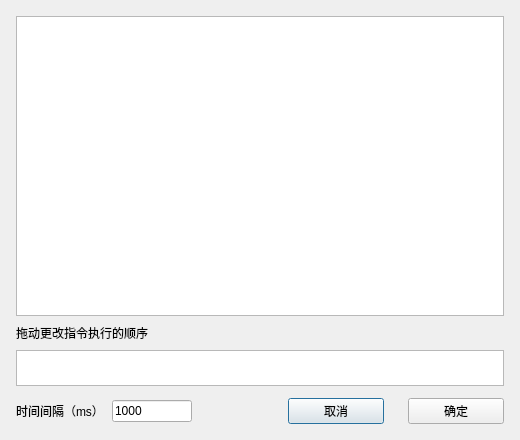
Qt form CommandScriptDialog.ui (AndroidCoderPeng/SerialPortDebugger) before a commit.
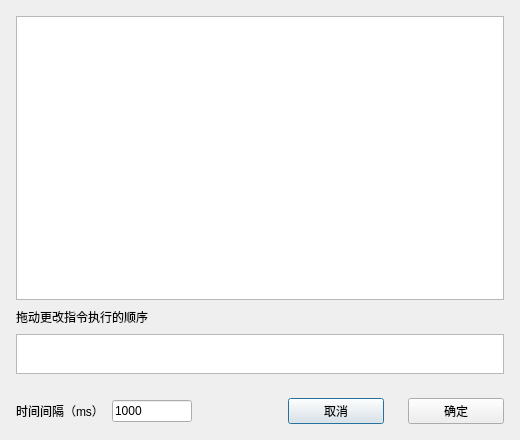
The same form after that commit.

Commit message: feat(CommandScriptDialog): 替换列表控件为横向列表，调整相关布局和样式

Patch:
```diff
--- a/CommandScriptDialog.ui
+++ b/CommandScriptDialog.ui
@@ -69,13 +69,13 @@
      <property name="minimumSize">
       <size>
        <width>0</width>
-       <height>36</height>
+       <height>40</height>
       </size>
      </property>
      <property name="maximumSize">
       <size>
        <width>16777215</width>
-       <height>36</height>
+       <height>40</height>
       </size>
      </property>
      <property name="verticalScrollBarPolicy">
@@ -98,7 +98,7 @@
       <number>8</number>
      </property>
      <property name="topMargin">
-      <number>4</number>
+      <number>16</number>
      </property>
      <item>
       <widget class="QLabel" name="label_2">
```
Left out of the diff: 2 changed lines with no effect on the pictures. Lines whose indentation alone changed are shown as unchanged. The commit also changes 2 other files.
